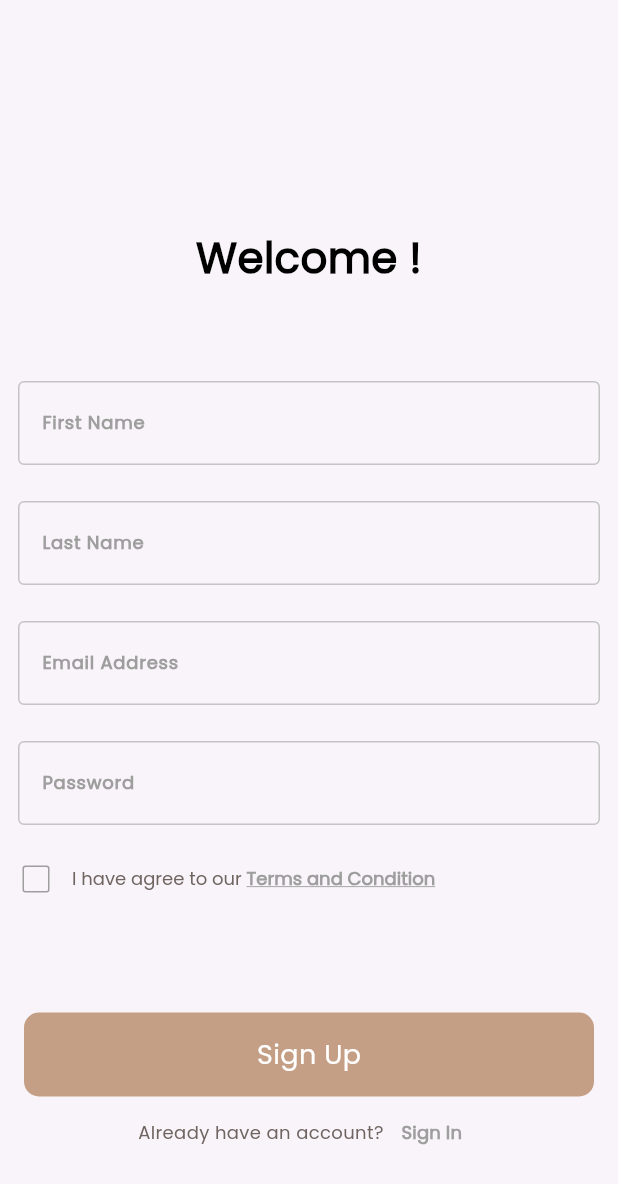
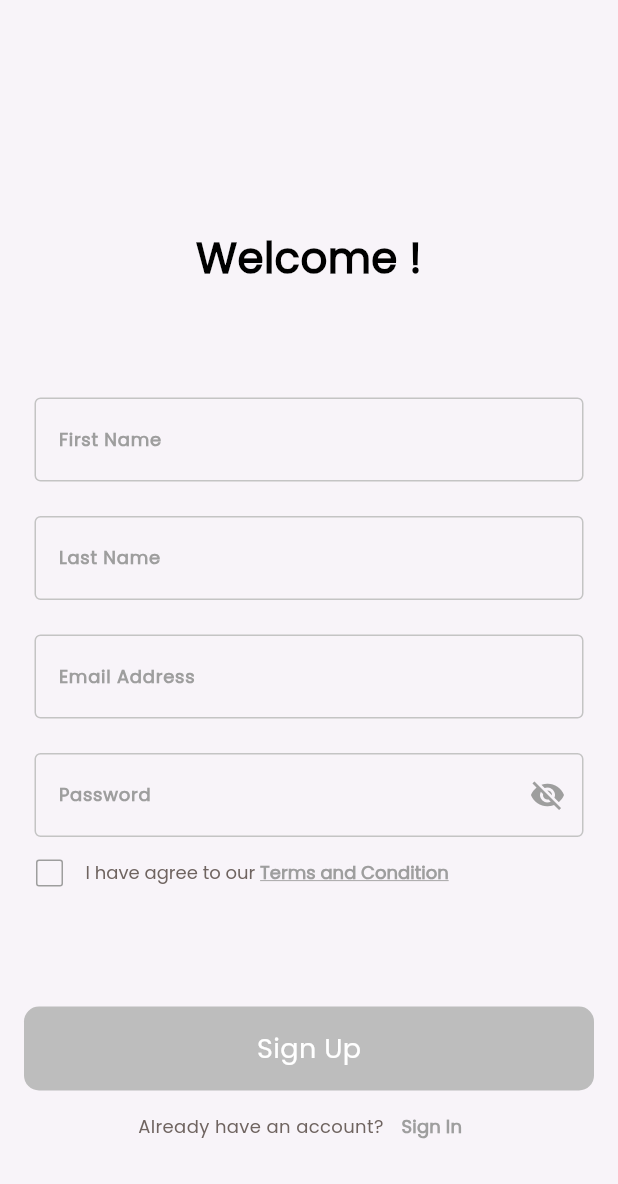
Before and after one commit to aboda010/dalel, a Flutter app: the SignUpView screen opened by its route, after a tap on "Sign Up", on a phone screen of 412 x 824 dp. Shown: the top 1184 px of the screen. Run offline on Flutter 3.47's test engine with Material 3 defaults, Android fonts, the light colour scheme and no system bars; our stand-ins replace firebase_auth, firebase_core, flutter_bloc, fluttertoast, get_it, go_router and 2 more; accounts and stored records are empty.

Commit message:
add  toast function and finishe signup view

```diff
--- a/lib/core/widget/custem_bottom.dart
+++ b/lib/core/widget/custem_bottom.dart
@@ -4,10 +4,11 @@ import 'package:flutter/material.dart';
 
 class CustemBottom extends StatelessWidget {
   const CustemBottom({
-    super.key, required this.text,this.onTap
+    super.key, required this.text,this.onTap,this.color
   });
   final String text;
   final void Function()? onTap;
+  final Color ?color ;
 
   @override
   Widget build(BuildContext context) {
@@ -20,7 +21,7 @@ class CustemBottom extends StatelessWidget {
         height: 56,
         decoration: BoxDecoration(
           borderRadius: BorderRadius.circular(10),
-          color: AppColors.primaryColor,
+          color: color
         ),
         child: Text(text, style: AppTextStyles.poppinsTextStyle500Size18 ),
       ),
--- a/lib/features/auth/presentation/auth_cuibt/cubit/auth_cubit.dart
+++ b/lib/features/auth/presentation/auth_cuibt/cubit/auth_cubit.dart
@@ -1,20 +1,23 @@
 import 'package:dalel/features/auth/presentation/auth_cuibt/cubit/auth_state.dart';
 import 'package:firebase_auth/firebase_auth.dart';
+import 'package:flutter/material.dart';
 import 'package:flutter_bloc/flutter_bloc.dart';
 
 class AuthCubit extends Cubit<AuthState> {
   AuthCubit() : super(AuthInitial());
-    late String? firstName;
-  late String? lastName;
-  late String? email;
-  late String? password;
-
+  String? firstName;
+  String? lastName;
+  String? email;
+  String? password;
+  bool? termsAndConditonsCheckValue;
+  GlobalKey<FormState> signUpKey = GlobalKey();
+  bool isPasswordVisible = true;
 
   signupWithEmailAndPassword() async {
     try {
       emit(SignupLoadingState());
-      final credential =
-          await FirebaseAuth.instance.createUserWithEmailAndPassword(
+
+      await FirebaseAuth.instance.createUserWithEmailAndPassword(
         email: email!,
         password: password!,
       );
@@ -31,4 +34,14 @@ class AuthCubit extends Cubit<AuthState> {
       emit(SignupFaiulreState(errorMessage: e.toString()));
     }
   }
+
+  updateTermsAndConditonsCheckBoxValue({required newValue}) {
+    termsAndConditonsCheckValue = newValue;
+    emit(TermsAndConditionUpdateState());
+  }
+
+  togglePasswordVisibility() {
+    isPasswordVisible = !isPasswordVisible;
+    emit(TogglePasswordVisibilityState());
+  }
 }
--- a/lib/features/auth/presentation/auth_cuibt/cubit/auth_state.dart
+++ b/lib/features/auth/presentation/auth_cuibt/cubit/auth_state.dart
@@ -10,3 +10,5 @@ final class SignupFaiulreState extends AuthState {
 
   SignupFaiulreState({required this.errorMessage});
 }
+final class TermsAndConditionUpdateState extends AuthState {}
+final class TogglePasswordVisibilityState extends AuthState {}
--- a/lib/features/auth/presentation/view/sign_up_view.dart
+++ b/lib/features/auth/presentation/view/sign_up_view.dart
@@ -1,5 +1,5 @@
-import 'package:dalel/core/utils/app_text_styles.dart';
 import 'package:dalel/features/auth/presentation/widget/signup_body.dart';
+import 'package:dalel/features/auth/presentation/widget/welcome_message.dart';
 import 'package:flutter/material.dart';
 
 class SignUpView extends StatelessWidget {
@@ -7,19 +7,16 @@ class SignUpView extends StatelessWidget {
 
   @override
   Widget build(BuildContext context) {
-    return SafeArea(
+    return const SafeArea(
       child: Scaffold(
-        body: Column(
-          crossAxisAlignment: CrossAxisAlignment.center,
-          children: [
-            Padding(
-              padding: const EdgeInsets.only(top: 152, bottom: 50),
-              child: Text(
-                'Welcome !',
-                style: AppTextStyles.poppinsTextStyle600Size28,
-              ),
+        body: CustomScrollView(
+          slivers: [
+            SliverToBoxAdapter(
+              child: Center(child: WelcomeMessage()),
             ),
-            const SignUpBody(),
+            SliverToBoxAdapter(
+              child: SignUpBody(),
+            )
           ],
         ),
       ),
--- a/lib/features/auth/presentation/widget/custem_signup_form.dart
+++ b/lib/features/auth/presentation/widget/custem_signup_form.dart
@@ -1,4 +1,5 @@
-
+import 'package:dalel/core/functions/custem_toast.dart';
+import 'package:dalel/core/utils/app_colors.dart';
 import 'package:dalel/core/widget/custem_bottom.dart';
 import 'package:dalel/features/auth/presentation/auth_cuibt/cubit/auth_cubit.dart';
 import 'package:dalel/features/auth/presentation/auth_cuibt/cubit/auth_state.dart';
@@ -14,45 +15,76 @@ class CustemSignUpForm extends StatelessWidget {
   Widget build(BuildContext context) {
     return BlocConsumer<AuthCubit, AuthState>(
       listener: (context, state) {
-
+        if (state is SignupSuccessSate) {
+          custemToastMessage('Create Account Successfully');
+        } else if (state is SignupFaiulreState) {
+          custemToastMessage(
+            state.errorMessage,
+          );
+        }
       },
       builder: (context, state) {
+        AuthCubit authCubit = BlocProvider.of<AuthCubit>(context);
+
         return Form(
+          key: authCubit.signUpKey,
           child: Column(
             children: [
               CustemTextFormField(
                 onChanged: (firstname) {
-                  BlocProvider.of<AuthCubit>(context).firstName = firstname;
+                  authCubit.firstName = firstname;
                 },
                 labelText: 'First Name',
               ),
               CustemTextFormField(
                 onChanged: (lastName) {
-                  BlocProvider.of<AuthCubit>(context).lastName = lastName;
+                  authCubit.lastName = lastName;
                 },
                 labelText: 'Last Name',
               ),
               CustemTextFormField(
                 onChanged: (email) {
-                  BlocProvider.of<AuthCubit>(context).email = email;
+                  authCubit.email = email;
                 },
                 labelText: 'Email Address',
               ),
               CustemTextFormField(
+                isPasswordField: authCubit.isPasswordVisible,
+                suffixIcon: IconButton(
+                  onPressed: () {
+                    authCubit.togglePasswordVisibility();
+                  },
+                  icon: Icon(
+                    authCubit.isPasswordVisible
+                        ? Icons.visibility_off
+                        : Icons.visibility,
+                    color: Colors.grey,
+                  ),
+                ),
                 onChanged: (password) {
-                  BlocProvider.of<AuthCubit>(context).password = password;
+                  authCubit.password = password;
                 },
                 labelText: 'Password',
               ),
               const TermsAndCondition(),
               const SizedBox(height: 65),
-              CustemBottom(
-                text: 'Sign Up',
-                onTap: () {
-                  BlocProvider.of<AuthCubit>(context)
-                      .signupWithEmailAndPassword();
-                },
-              ),
+              state is SignupLoadingState
+                  ? CircularProgressIndicator(
+                      color: AppColors.primaryColor,
+                    )
+                  : CustemBottom(
+                      color: authCubit.termsAndConditonsCheckValue == true
+                          ? AppColors.primaryColor
+                          : Colors.grey[400],
+                      text: 'Sign Up',
+                      onTap: () {
+                        if (authCubit.termsAndConditonsCheckValue == true) {
+                          if (authCubit.signUpKey.currentState!.validate()) {
+                            authCubit.signupWithEmailAndPassword();
+                          }
+                        }
+                      },
+                    ),
             ],
           ),
         );
--- a/lib/features/auth/presentation/widget/custem_text_field.dart
+++ b/lib/features/auth/presentation/widget/custem_text_field.dart
@@ -3,27 +3,41 @@ import 'package:dalel/core/utils/app_text_styles.dart';
 import 'package:flutter/material.dart';
 
 class CustemTextFormField extends StatelessWidget {
-  const CustemTextFormField({
-    super.key,
-    required this.labelText,
-    this.onChanged,
-    this.onFieldSubmitted,
-  });
+  const CustemTextFormField(
+      {super.key,
+      required this.labelText,
+      this.onChanged,
+      this.onFieldSubmitted,
+      this.isPasswordField = false,
+      this.suffixIcon});
   final String labelText;
   final void Function(String)? onChanged;
   final void Function(String)? onFieldSubmitted;
+  final Widget? suffixIcon;
+  final bool isPasswordField;
 
   @override
   Widget build(BuildContext context) {
     return Padding(
-      padding: const EdgeInsets.symmetric(horizontal: 12, vertical: 12),
+      padding: const EdgeInsets.only(left: 23, right: 23, top: 23),
       child: TextFormField(
+        obscureText: isPasswordField,
+        validator: (value) {
+          if (value!.isEmpty) {
+            return 'this field is required';
+          }
+          return null;
+        },
         onFieldSubmitted: onFieldSubmitted,
         onChanged: onChanged,
         decoration: InputDecoration(
+          suffixIcon: suffixIcon,
           label: Text(
             labelText,
             style: AppTextStyles.poppinsTextStyle600Size12,
+          ),
+          border: OutlineInputBorder(
+            borderSide: BorderSide(color: AppColors.grey),
           ),
           enabledBorder: OutlineInputBorder(
             borderSide: BorderSide(color: AppColors.grey),
--- a/lib/features/auth/presentation/widget/signup_body.dart
+++ b/lib/features/auth/presentation/widget/signup_body.dart
@@ -20,11 +20,9 @@ class _SignUpBodyState extends State<SignUpBody> {
 
   @override
   Widget build(BuildContext context) {
-    return Expanded(
-      child: ListView(
+    return Column(
       children: [
         const CustemSignUpForm(),
-
         Row(
           mainAxisAlignment: MainAxisAlignment.center,
           children: [
@@ -41,7 +39,6 @@ class _SignUpBodyState extends State<SignUpBody> {
           ],
         )
       ],
-      ),
     );
   }
 }
--- a/lib/features/auth/presentation/widget/terms_and_condition.dart
+++ b/lib/features/auth/presentation/widget/terms_and_condition.dart
@@ -1,6 +1,7 @@
-
 import 'package:dalel/core/utils/app_text_styles.dart';
+import 'package:dalel/features/auth/presentation/auth_cuibt/cubit/auth_cubit.dart';
 import 'package:flutter/material.dart';
+import 'package:flutter_bloc/flutter_bloc.dart';
 
 class TermsAndCondition extends StatefulWidget {
   const TermsAndCondition({super.key});
@@ -14,13 +15,18 @@ class _TermsAndConditionState extends State<TermsAndCondition> {
 
   @override
   Widget build(BuildContext context) {
-    return Row(
+    return Padding(
+      padding: const EdgeInsets.only(left: 9),
+      child: Row(
         children: [
           Checkbox(
             side: const BorderSide(color: Colors.grey),
             value: isChecked,
             onChanged: (bool? newValue) {
               setState(() {
+                BlocProvider.of<AuthCubit>(context)
+                    .updateTermsAndConditonsCheckBoxValue(newValue: newValue);
+
                 isChecked = newValue!;
               });
             },
@@ -38,6 +44,7 @@ class _TermsAndConditionState extends State<TermsAndCondition> {
                 ]),
           ),
         ],
+      ),
     );
   }
 }
--- /dev/null
+++ b/lib/features/auth/presentation/widget/welcome_message.dart
@@ -0,0 +1,20 @@
+
+import 'package:dalel/core/utils/app_text_styles.dart';
+import 'package:flutter/material.dart';
+
+class WelcomeMessage extends StatelessWidget {
+  const WelcomeMessage({
+    super.key,
+  });
+
+  @override
+  Widget build(BuildContext context) {
+    return Padding(
+      padding: const EdgeInsets.only(top: 152, bottom: 50),
+      child: Text(
+        'Welcome !',
+        style: AppTextStyles.poppinsTextStyle600Size28,
+      ),
+    );
+  }
+}
--- a/pubspec.yaml
+++ b/pubspec.yaml
@@ -35,6 +35,7 @@ dependencies:
     sdk: flutter
   flutter_bloc: ^8.1.6
   flutter_svg_image: ^1.1.0+1
+  fluttertoast: ^8.2.6
   get_it: ^7.7.0
   go_router: ^14.2.0
   shared_preferences: ^2.2.3
```
Also changed, not shown: lib/core/functions/custem_toast.dart (added, +14 -0 lines), lib/main.dart (line endings or trailing spaces), pubspec.lock. Lines whose indentation alone changed are shown as unchanged.
